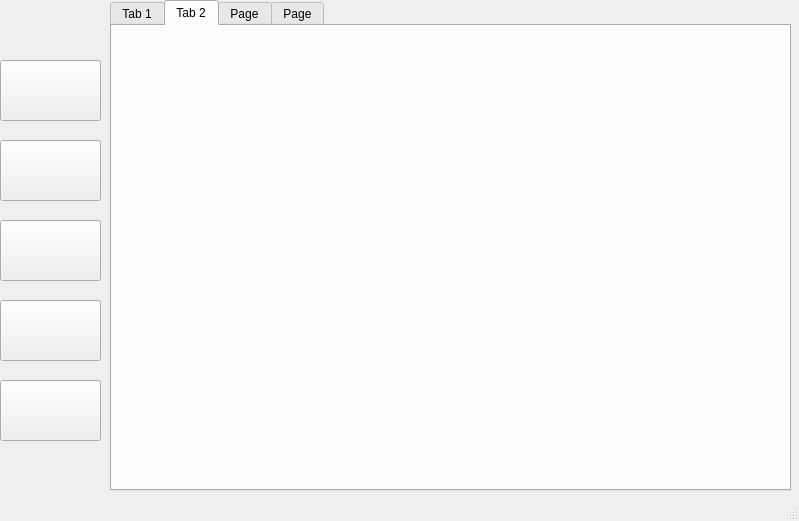
This is mylib.ui in shashank-shark/LibraryManagementPyQt5 as Qt 5 draws it before an edit. The edited form follows.
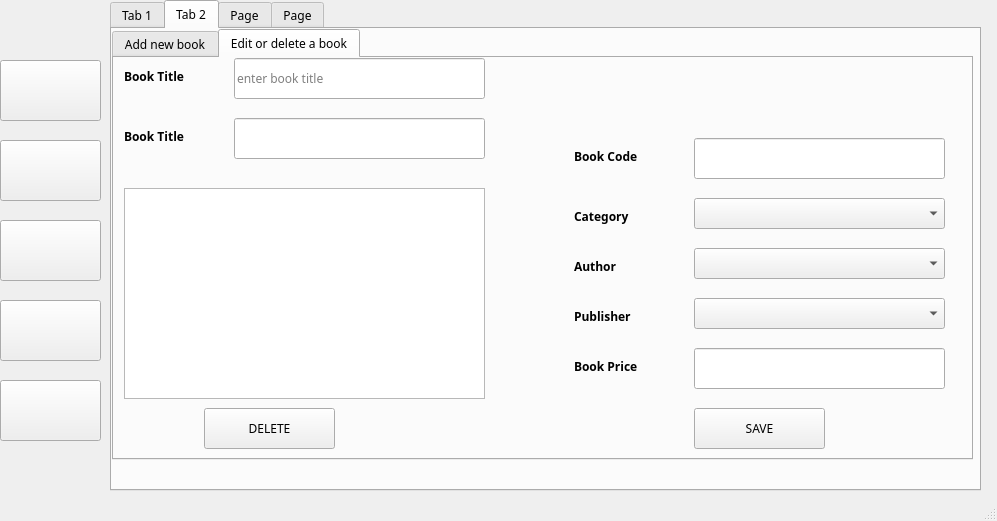
This is the edited form. The open tabs and pages were chosen to show the change. Icons and pictures are not drawn.

Commit message: added edit and delete book ui.

Diff of the .ui file:
```diff
--- a/mylib.ui
+++ b/mylib.ui
@@ -6,7 +6,7 @@
    <rect>
     <x>0</x>
     <y>0</y>
-    <width>799</width>
+    <width>997</width>
     <height>521</height>
    </rect>
   </property>
@@ -134,10 +134,15 @@
      <rect>
       <x>110</x>
       <y>0</y>
-      <width>681</width>
+      <width>871</width>
       <height>491</height>
      </rect>
     </property>
+    <property name="font">
+     <font>
+      <family>Source Code Pro</family>
+     </font>
+    </property>
     <property name="currentIndex">
      <number>3</number>
     </property>
@@ -150,6 +155,468 @@
      <attribute name="title">
       <string>Tab 2</string>
      </attribute>
+     <widget class="QTabWidget" name="tabWidget_2">
+      <property name="geometry">
+       <rect>
+        <x>0</x>
+        <y>0</y>
+        <width>861</width>
+        <height>431</height>
+       </rect>
+      </property>
+      <property name="currentIndex">
+       <number>1</number>
+      </property>
+      <widget class="QWidget" name="tab_5">
+       <attribute name="title">
+        <string>Add new book</string>
+       </attribute>
+       <widget class="QPlainTextEdit" name="plainTextEdit">
+        <property name="geometry">
+         <rect>
+          <x>10</x>
+          <y>170</y>
+          <width>361</width>
+          <height>221</height>
+         </rect>
+        </property>
+       </widget>
+       <widget class="QComboBox" name="comboBox">
+        <property name="geometry">
+         <rect>
+          <x>590</x>
+          <y>140</y>
+          <width>251</width>
+          <height>31</height>
+         </rect>
+        </property>
+       </widget>
+       <widget class="QComboBox" name="comboBox_2">
+        <property name="geometry">
+         <rect>
+          <x>590</x>
+          <y>190</y>
+          <width>251</width>
+          <height>31</height>
+         </rect>
+        </property>
+       </widget>
+       <widget class="QComboBox" name="comboBox_5">
+        <property name="geometry">
+         <rect>
+          <x>590</x>
+          <y>240</y>
+          <width>251</width>
+          <height>31</height>
+         </rect>
+        </property>
+       </widget>
+       <widget class="QLineEdit" name="lineEdit_2">
+        <property name="geometry">
+         <rect>
+          <x>590</x>
+          <y>290</y>
+          <width>251</width>
+          <height>41</height>
+         </rect>
+        </property>
+       </widget>
+       <widget class="QPushButton" name="pushButton_7">
+        <property name="geometry">
+         <rect>
+          <x>590</x>
+          <y>350</y>
+          <width>131</width>
+          <height>41</height>
+         </rect>
+        </property>
+        <property name="text">
+         <string>SAVE</string>
+        </property>
+       </widget>
+       <widget class="QLineEdit" name="lineEdit_3">
+        <property name="geometry">
+         <rect>
+          <x>120</x>
+          <y>100</y>
+          <width>251</width>
+          <height>41</height>
+         </rect>
+        </property>
+       </widget>
+       <widget class="QLabel" name="label_3">
+        <property name="geometry">
+         <rect>
+          <x>10</x>
+          <y>110</y>
+          <width>101</width>
+          <height>17</height>
+         </rect>
+        </property>
+        <property name="font">
+         <font>
+          <weight>75</weight>
+          <bold>true</bold>
+         </font>
+        </property>
+        <property name="text">
+         <string>Book Title</string>
+        </property>
+       </widget>
+       <widget class="QLineEdit" name="lineEdit_4">
+        <property name="geometry">
+         <rect>
+          <x>590</x>
+          <y>80</y>
+          <width>251</width>
+          <height>41</height>
+         </rect>
+        </property>
+       </widget>
+       <widget class="QLabel" name="label_4">
+        <property name="geometry">
+         <rect>
+          <x>470</x>
+          <y>90</y>
+          <width>101</width>
+          <height>17</height>
+         </rect>
+        </property>
+        <property name="font">
+         <font>
+          <weight>75</weight>
+          <bold>true</bold>
+         </font>
+        </property>
+        <property name="text">
+         <string>Book Code</string>
+        </property>
+       </widget>
+       <widget class="QLabel" name="label_5">
+        <property name="geometry">
+         <rect>
+          <x>470</x>
+          <y>300</y>
+          <width>101</width>
+          <height>17</height>
+         </rect>
+        </property>
+        <property name="font">
+         <font>
+          <weight>75</weight>
+          <bold>true</bold>
+         </font>
+        </property>
+        <property name="text">
+         <string>Book Price</string>
+        </property>
+       </widget>
+       <widget class="QLabel" name="label_6">
+        <property name="geometry">
+         <rect>
+          <x>470</x>
+          <y>150</y>
+          <width>101</width>
+          <height>17</height>
+         </rect>
+        </property>
+        <property name="font">
+         <font>
+          <weight>75</weight>
+          <bold>true</bold>
+         </font>
+        </property>
+        <property name="text">
+         <string>Category</string>
+        </property>
+       </widget>
+       <widget class="QLabel" name="label_7">
+        <property name="geometry">
+         <rect>
+          <x>470</x>
+          <y>200</y>
+          <width>101</width>
+          <height>17</height>
+         </rect>
+        </property>
+        <property name="font">
+         <font>
+          <weight>75</weight>
+          <bold>true</bold>
+         </font>
+        </property>
+        <property name="text">
+         <string>Author</string>
+        </property>
+       </widget>
+       <widget class="QLabel" name="label_8">
+        <property name="geometry">
+         <rect>
+          <x>470</x>
+          <y>250</y>
+          <width>101</width>
+          <height>17</height>
+         </rect>
+        </property>
+        <property name="font">
+         <font>
+          <weight>75</weight>
+          <bold>true</bold>
+         </font>
+        </property>
+        <property name="text">
+         <string>Publisher</string>
+        </property>
+       </widget>
+      </widget>
+      <widget class="QWidget" name="tab_6">
+       <attribute name="title">
+        <string>Edit or delete a book</string>
+       </attribute>
+       <widget class="QLabel" name="label_9">
+        <property name="geometry">
+         <rect>
+          <x>460</x>
+          <y>250</y>
+          <width>101</width>
+          <height>17</height>
+         </rect>
+        </property>
+        <property name="font">
+         <font>
+          <weight>75</weight>
+          <bold>true</bold>
+         </font>
+        </property>
+        <property name="text">
+         <string>Publisher</string>
+        </property>
+       </widget>
+       <widget class="QLabel" name="label_10">
+        <property name="geometry">
+         <rect>
+          <x>10</x>
+          <y>70</y>
+          <width>101</width>
+          <height>17</height>
+         </rect>
+        </property>
+        <property name="font">
+         <font>
+          <weight>75</weight>
+          <bold>true</bold>
+         </font>
+        </property>
+        <property name="text">
+         <string>Book Title</string>
+        </property>
+       </widget>
+       <widget class="QPushButton" name="pushButton_8">
+        <property name="geometry">
+         <rect>
+          <x>580</x>
+          <y>350</y>
+          <width>131</width>
+          <height>41</height>
+         </rect>
+        </property>
+        <property name="text">
+         <string>SAVE</string>
+        </property>
+       </widget>
+       <widget class="QLineEdit" name="lineEdit_5">
+        <property name="geometry">
+         <rect>
+          <x>120</x>
+          <y>60</y>
+          <width>251</width>
+          <height>41</height>
+         </rect>
+        </property>
+       </widget>
+       <widget class="QLineEdit" name="lineEdit_6">
+        <property name="geometry">
+         <rect>
+          <x>580</x>
+          <y>290</y>
+          <width>251</width>
+          <height>41</height>
+         </rect>
+        </property>
+       </widget>
+       <widget class="QComboBox" name="comboBox_6">
+        <property name="geometry">
+         <rect>
+          <x>580</x>
+          <y>140</y>
+          <width>251</width>
+          <height>31</height>
+         </rect>
+        </property>
+       </widget>
+       <widget class="QLineEdit" name="lineEdit_7">
+        <property name="geometry">
+         <rect>
+          <x>580</x>
+          <y>80</y>
+          <width>251</width>
+          <height>41</height>
+         </rect>
+        </property>
+       </widget>
+       <widget class="QPlainTextEdit" name="plainTextEdit_2">
+        <property name="geometry">
+         <rect>
+          <x>10</x>
+          <y>130</y>
+          <width>361</width>
+          <height>211</height>
+         </rect>
+        </property>
+       </widget>
+       <widget class="QLabel" name="label_11">
+        <property name="geometry">
+         <rect>
+          <x>460</x>
+          <y>200</y>
+          <width>101</width>
+          <height>17</height>
+         </rect>
+        </property>
+        <property name="font">
+         <font>
+          <weight>75</weight>
+          <bold>true</bold>
+         </font>
+        </property>
+        <property name="text">
+         <string>Author</string>
+        </property>
+       </widget>
+       <widget class="QComboBox" name="comboBox_7">
+        <property name="geometry">
+         <rect>
+          <x>580</x>
+          <y>240</y>
+          <width>251</width>
+          <height>31</height>
+         </rect>
+        </property>
+       </widget>
+       <widget class="QComboBox" name="comboBox_8">
+        <property name="geometry">
+         <rect>
+          <x>580</x>
+          <y>190</y>
+          <width>251</width>
+          <height>31</height>
+         </rect>
+        </property>
+       </widget>
+       <widget class="QLabel" name="label_12">
+        <property name="geometry">
+         <rect>
+          <x>460</x>
+          <y>300</y>
+          <width>101</width>
+          <height>17</height>
+         </rect>
+        </property>
+        <property name="font">
+         <font>
+          <weight>75</weight>
+          <bold>true</bold>
+         </font>
+        </property>
+        <property name="text">
+         <string>Book Price</string>
+        </property>
+       </widget>
+       <widget class="QLabel" name="label_13">
+        <property name="geometry">
+         <rect>
+          <x>460</x>
+          <y>150</y>
+          <width>101</width>
+          <height>17</height>
+         </rect>
+        </property>
+        <property name="font">
+         <font>
+          <weight>75</weight>
+          <bold>true</bold>
+         </font>
+        </property>
+        <property name="text">
+         <string>Category</string>
+        </property>
+       </widget>
+       <widget class="QLabel" name="label_14">
+        <property name="geometry">
+         <rect>
+          <x>460</x>
+          <y>90</y>
+          <width>101</width>
+          <height>17</height>
+         </rect>
+        </property>
+        <property name="font">
+         <font>
+          <weight>75</weight>
+          <bold>true</bold>
+         </font>
+        </property>
+        <property name="text">
+         <string>Book Code</string>
+        </property>
+       </widget>
+       <widget class="QLabel" name="label_15">
+        <property name="geometry">
+         <rect>
+          <x>10</x>
+          <y>10</y>
+          <width>101</width>
+          <height>17</height>
+         </rect>
+        </property>
+        <property name="font">
+         <font>
+          <weight>75</weight>
+          <bold>true</bold>
+         </font>
+        </property>
+        <property name="text">
+         <string>Book Title</string>
+        </property>
+       </widget>
+       <widget class="QLineEdit" name="lineEdit_8">
+        <property name="geometry">
+         <rect>
+          <x>120</x>
+          <y>0</y>
+          <width>251</width>
+          <height>41</height>
+         </rect>
+        </property>
+        <property name="placeholderText">
+         <string>enter book title</string>
+        </property>
+       </widget>
+       <widget class="QPushButton" name="pushButton_9">
+        <property name="geometry">
+         <rect>
+          <x>90</x>
+          <y>350</y>
+          <width>131</width>
+          <height>41</height>
+         </rect>
+        </property>
+        <property name="text">
+         <string>DELETE</string>
+        </property>
+       </widget>
+      </widget>
+     </widget>
     </widget>
     <widget class="QWidget" name="tab_3">
      <attribute name="title">
```
Left out of the diff: 162 changed lines with no effect on the pictures.
